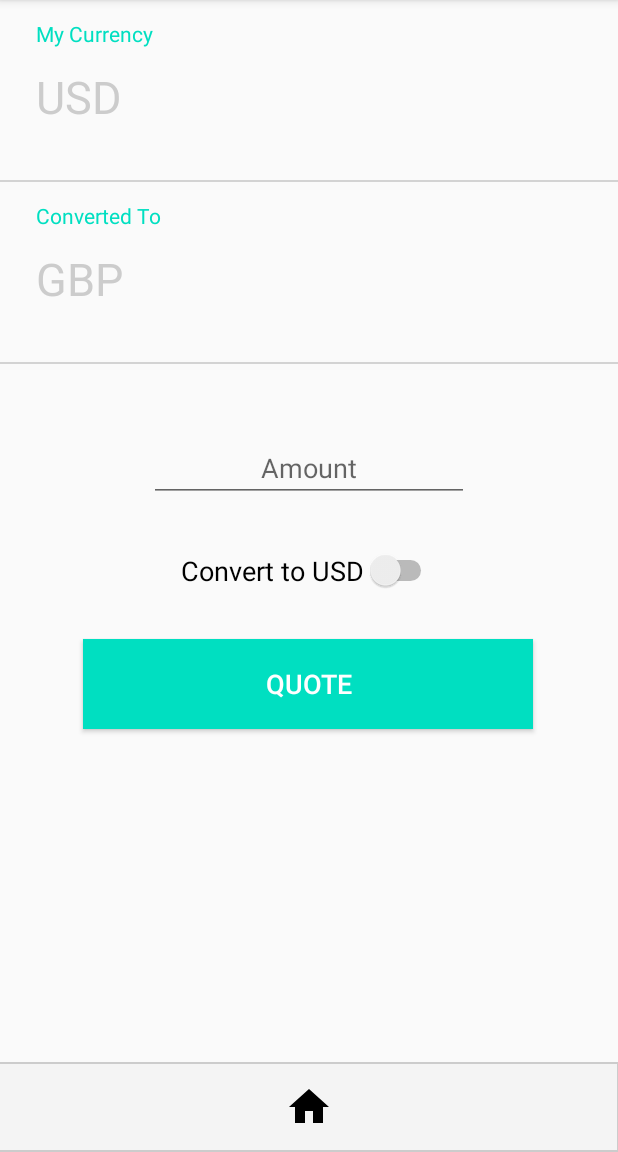
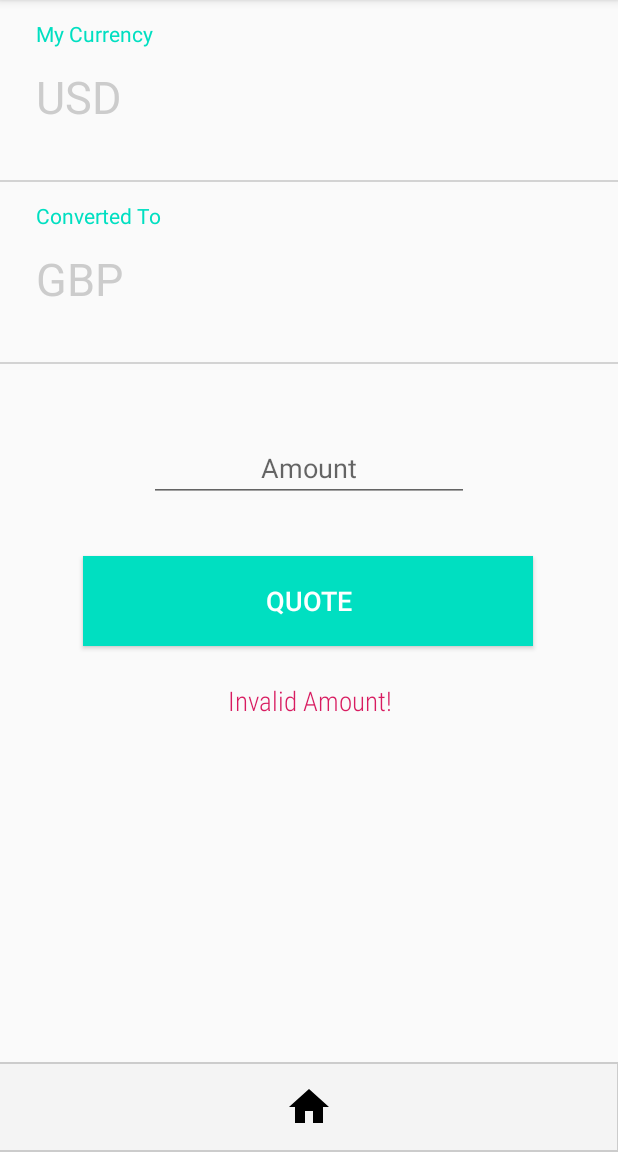
Before and after one commit to tarkowr/Utility-App, an Android app: the fragment CurrencyExchangeAppFragment placed in its activity, after a tap on "QUOTE", on a phone screen of 412 x 824 dp, the part 84-1236 px from its top. Run offline under Robolectric (Android 15) with nearby library versions, the phone set to English and light mode, and no system bars; 3 statements that could not run were skipped.

Commit message:
currency exchange fetch data via api working

```diff
--- a/app/build.gradle
+++ b/app/build.gradle
@@ -30,4 +30,7 @@ dependencies {
     implementation 'com.android.support:appcompat-v7:28.0.0'
     implementation 'androidx.recyclerview:recyclerview:1.1.0'
     implementation 'com.google.android.material:material:1.0.0'
+    implementation 'com.fasterxml.jackson.core:jackson-databind:2.10.0'
+    implementation 'com.fasterxml.jackson.core:jackson-core:2.10.0'
+    implementation 'com.fasterxml.jackson.core:jackson-annotations:2.10.0'
 }
--- a/app/src/main/AndroidManifest.xml
+++ b/app/src/main/AndroidManifest.xml
@@ -1,6 +1,7 @@
 <?xml version="1.0" encoding="utf-8"?>
 <manifest xmlns:android="http://schemas.android.com/apk/res/android"
     package="com.example.utility">
+    <uses-permission android:name="android.permission.INTERNET"/>
 
     <application
         android:allowBackup="true"
--- a/app/src/main/java/com/example/utility/apps/CurrencyExchangeAppFragment.java
+++ b/app/src/main/java/com/example/utility/apps/CurrencyExchangeAppFragment.java
@@ -4,45 +4,70 @@ import androidx.annotation.NonNull;
 import androidx.annotation.Nullable;
 import androidx.fragment.app.Fragment;
 
+import android.os.AsyncTask;
 import android.os.Bundle;
+import android.util.Log;
 import android.view.LayoutInflater;
 import android.view.View;
 import android.view.ViewGroup;
 import android.widget.Button;
 import android.widget.EditText;
-import android.widget.Switch;
+import android.widget.ProgressBar;
 import android.widget.TextView;
 
 import com.example.utility.R;
+import com.example.utility.helpers.HttpHelper;
 import com.example.utility.helpers.JavaUtils;
+import com.example.utility.models.ExchangeRate;
+import com.fasterxml.jackson.databind.ObjectMapper;
 
+import java.io.IOException;
 import java.text.DecimalFormat;
+import java.util.Timer;
+import java.util.TimerTask;
 
 public class CurrencyExchangeAppFragment extends Fragment {
+    private ProgressBar progressBar;
+    private TextView txtStatus;
+    private EditText editAmount;
+    private Button quoteBtn;
 
-    final String usd = "USD";
-    final String gbp = "GBP";
+    private ExchangeRate exchangeRate;
+    private double amount;
+    private double conversionRate;
+    private String currencyTop = "USD";
+    private String currencyBottom = "GBP";
+    private Timer timer;
+    private Boolean useCachedResults;
 
-    boolean usdToGbp = true;
-    double conversionRate = 1.23;
+    private final String API_URL = "https://api.exchangeratesapi.io/latest?base=";
+    private final Integer MAX_DELAY = 1000;
+    private final Integer REFRESH_DELAY = 10000;
 
     @Override
     public void onCreate(Bundle savedInstanceState) {
         super.onCreate(savedInstanceState);
         setRetainInstance(true);
+
+        amount = 0;
+        conversionRate = 0;
+        useCachedResults = false;
     }
 
     @Override
     public View onCreateView(@NonNull LayoutInflater inflater, @Nullable ViewGroup container, @Nullable Bundle savedInstanceState) {
         View view = inflater.inflate(R.layout.fragment_currency_exchange_app, container, false);
 
+        editAmount = view.findViewById(R.id.currencyAmountNum);
+        txtStatus = view.findViewById(R.id.txtStatus);
+
+        quoteBtn = view.findViewById(R.id.quoteBtn);
+        quoteBtn.setOnClickListener(getQuote);
+
+        progressBar = view.findViewById(R.id.progressBarCurrency);
+        progressBar.setVisibility(View.INVISIBLE);
+
         SetUpperLowerCurrencyNames(view);
-
-        Button quote = view.findViewById(R.id.quoteBtn);
-        Switch currencySwitch = view.findViewById(R.id.currencySwitch);
-
-        quote.setOnClickListener(getQuote);
-        currencySwitch.setOnClickListener(switchCurrency);
 
         return view;
     }
@@ -51,80 +76,32 @@ public class CurrencyExchangeAppFragment extends Fragment {
      Quote Button onClick event - Performs input validation
      */
     View.OnClickListener getQuote = new View.OnClickListener() {
-        public void onClick(View view)
+        public void onClick(View view) // use getView() if view is needed in this event
         {
-            view = getView();
-            final EditText amount = view.findViewById(R.id.currencyAmountNum);
-            final Double lowerLimit = 0.0;
+            final Double LOWER_LIMIT = 0.0;
+            final Double UPPER_LIMIT = 1000000000.0;
 
-            double amountDouble;
+            String amountString = JavaUtils.GetWidgetText(editAmount);
+            txtStatus.setText(null);
 
-            String amountString = GetWidgetText(amount);
-
-            if(CheckIfEmptyString(amountString)){
-                JavaUtils.ShowToast(getActivity(), R.string.app_currency_exchange_invalid_amount);
+            if(JavaUtils.CheckIfEmptyString(amountString)){
+                txtStatus.setText(R.string.app_currency_exchange_invalid_amount);
                 return;
             }
 
-            amountDouble = JavaUtils.DoubleTryParse(amountString);
+            amount = JavaUtils.DoubleTryParse(amountString);
 
-            if(amountDouble == 0){
-                JavaUtils.ShowToast(getActivity(), R.string.app_currency_exchange_invalid_amount);
+            if(!JavaUtils.ValidRange(amount, LOWER_LIMIT, UPPER_LIMIT)){
+                txtStatus.setText(R.string.app_currency_exchange_invalid_amount);
                 return;
             }
 
-            if(!ValidAmountLowerRange(amountDouble, lowerLimit)){
-                JavaUtils.ShowToast(getActivity(), R.string.app_currency_exchange_invalid_amount);
-                return;
-            }
+            quoteBtn.setEnabled(false);
+            progressBar.setVisibility(View.VISIBLE);
 
-            DisplayResults(amountDouble, view);
+            new GetExchangeRateAsync().execute();
         }
     };
-
-    /*
-    Switch onClick event - Toggles conversion direction
-     */
-    View.OnClickListener switchCurrency = new View.OnClickListener() {
-        public void onClick(View view){
-            view = getView();
-            usdToGbp = !usdToGbp;
-
-            SetUpperLowerCurrencyNames(view);
-            String currentResult = ((TextView)view.findViewById(R.id.topConverted)).getText().toString();
-
-            if(!CheckIfEmptyString(currentResult)){
-                DisplayResults(JavaUtils.DoubleTryParse(currentResult), view);
-            }
-        }
-    };
-
-    /*
-    Gets the calculated exchange value and displays the results in the UI
-     */
-    private void DisplayResults(double amount, View view){
-        DecimalFormat format = new DecimalFormat("#.##");
-        String topRate, bottomRate, a, b;
-        Double result;
-
-        a = ReadConversion(gbp, usd, conversionRate);
-        b = ReadConversion(usd, gbp, Math.round(1/conversionRate * 100.0)/100.0);
-
-        if(usdToGbp){
-            topRate = b;
-            bottomRate = a;
-        }
-        else{
-            topRate = a;
-            bottomRate = b;
-        }
-
-        result = Convert(usdToGbp, amount);
-
-        SetUpperLowerCurrencies(format.format(amount), format.format(result), view);
-        ((TextView)view.findViewById(R.id.topConversionRate)).setText(topRate);
-        ((TextView)view.findViewById(R.id.bottomConversionRate)).setText(bottomRate);
-    }
 
     /*
     Sets a currency in the top and bottom slots in the UI
@@ -133,14 +110,8 @@ public class CurrencyExchangeAppFragment extends Fragment {
         final TextView topCurrencyName = view.findViewById(R.id.topCurrencyName);
         final TextView bottomCurrencyName = view.findViewById(R.id.bottomCurrencyName);
 
-        if(usdToGbp){
-            topCurrencyName.setText(usd);
-            bottomCurrencyName.setText(gbp);
-        }
-        else{
-            topCurrencyName.setText(gbp);
-            bottomCurrencyName.setText(usd);
-        }
+        topCurrencyName.setText(currencyTop);
+        bottomCurrencyName.setText(currencyBottom);
     }
 
     /*
@@ -155,46 +126,167 @@ public class CurrencyExchangeAppFragment extends Fragment {
     }
 
     /*
-    Determines whether a string is empty
+    Sets the conversation rate values in the UI
      */
-    private boolean CheckIfEmptyString(String str){
-        return str == null || str == "";
+    private void SetUpperLowerConversion(String topConversion, String bottomConversion, View view){
+        TextView topConversionRate = view.findViewById(R.id.topConversionRate);
+        TextView bottomConversionRate = view.findViewById(R.id.bottomConversionRate);
+
+        topConversionRate.setText(topConversion);
+        bottomConversionRate.setText(bottomConversion);
     }
 
     /*
     Converts a currency to another with the conversion rate
      */
-    private double Convert(boolean usdToGbp, double amount){
-        if(usdToGbp){
-            return amount/conversionRate;
-        }
-        else{
-            return amount * conversionRate;
-        }
-    }
-
-    /*
-    Checks if the user's amount input is above a minimum value
-     */
-    private boolean ValidAmountLowerRange(double amount, double lowerRange){
-        return amount > lowerRange;
-    }
-
-    /*
-    Retrieves the text from a EditText widget
-     */
-    private String GetWidgetText(EditText widget){
-        try{
-            return widget.getText().toString();
-        } catch (Exception e){
-            return null;
-        }
+    private double Convert(double amount){
+        return amount * conversionRate;
     }
 
     /*
     Format the conversion rate string
      */
-    public static String ReadConversion(String a, String b, Double rate){
+    private String ReadConversion(String a, String b, Double rate){
         return "1 " + a + " = " + rate + " " + b;
     }
+
+    /*
+    Concatenates the base currency to the API URL as a query parameter
+     */
+    private String formatUrl(String base){
+        return API_URL + base.toUpperCase();
+    }
+
+    /*
+    Using the https://exchangeratesapi.io/ API
+     */
+    private StringBuffer getExchangeRate(String base){
+        StringBuffer httpResults;
+
+        try{
+            HttpHelper httpHelper = new HttpHelper(formatUrl(base));
+            httpResults = httpHelper.Get();
+        }
+        catch (IOException exception){
+            Log.d("ERROR", exception.getMessage());
+            httpResults = null;
+        }
+
+        JavaUtils.pauseUI(JavaUtils.returnRandomInt(MAX_DELAY));
+
+        return httpResults;
+    }
+
+    /*
+    Using Jackson https://mvnrepository.com/artifact/com.fasterxml.jackson.core/jackson-core to parse the json String into a Java Object
+    Referenced https://www.codexpedia.com/java/jackson-parser-example-in-android/ to learn how to convert json to an object
+     */
+    private ExchangeRate parseResults(String json){
+        ObjectMapper mapper = new ObjectMapper();
+
+        try{
+            exchangeRate = mapper.readValue(json, ExchangeRate.class);
+        }
+        catch (Exception ex){
+            Log.d("ERROR", ex.getMessage());
+            exchangeRate = null;
+        }
+
+        return exchangeRate;
+    }
+
+    /*
+    Gets the calculated exchange value and displays the results in the UI
+     */
+    private void DisplayResults(){
+        final View view = getView();
+        final DecimalFormat format = new DecimalFormat("#.##");
+
+        getActivity().runOnUiThread(new Runnable() {
+
+            @Override
+            public void run() {
+                String topRate, bottomRate;
+                Double result;
+
+                conversionRate = exchangeRate.getRateBySymbol(currencyBottom);
+                conversionRate = Math.round(conversionRate * 100.0) / 100.0;
+
+                topRate = ReadConversion(currencyTop, currencyBottom, conversionRate);
+                bottomRate = ReadConversion(currencyBottom, currencyTop, Math.round(1/conversionRate * 100.0)/100.0);
+
+                result = Convert(amount);
+
+                SetUpperLowerCurrencies(format.format(amount), format.format(result), view);
+                SetUpperLowerConversion(topRate, bottomRate, view);
+
+                quoteBtn.setEnabled(true);
+                progressBar.setVisibility(View.INVISIBLE);
+            }
+        });
+    }
+
+    private void DisplayApiError(){
+        getActivity().runOnUiThread(new Runnable() {
+
+            @Override
+            public void run() {
+                txtStatus.setText(R.string.app_currency_exchange_api_error);
+            }
+        });
+    }
+
+    /*
+    Learned how to run asynchronous tasks from https://developer.android.com/reference/android/os/AsyncTask
+     */
+    private class GetExchangeRateAsync extends AsyncTask<String, String, ExchangeRate> {
+
+        @Override
+        protected ExchangeRate doInBackground(String... args) {
+            if(!useCachedResults || exchangeRate.rates.isEmpty()){
+                StringBuffer json = getExchangeRate(currencyTop);
+
+                if(json != null){
+                    exchangeRate = parseResults(json.toString());
+
+                    useCachedResults = true;
+                    timer = new Timer();
+                    timer.schedule(new CustomTimerTask(), REFRESH_DELAY);
+
+                    return exchangeRate;
+                }
+                else{
+                    DisplayApiError();
+                    return null;
+                }
+            }
+            else{
+                return exchangeRate;
+            }
+        }
+
+        @Override
+        protected void onProgressUpdate(String... progress) { }
+
+        @Override
+        protected void onPostExecute(ExchangeRate _exchangeRate) {
+            if(_exchangeRate != null){
+                DisplayResults();
+            }
+            else{
+                DisplayApiError();
+            }
+        }
+    }
+
+    private class CustomTimerTask extends TimerTask {
+
+        @Override
+        public void run() {
+            useCachedResults = false;
+            cancel();
+            timer.cancel();
+            timer.purge();
+        }
+    }
 }
--- a/app/src/main/java/com/example/utility/dataservice/AppDataService.java
+++ b/app/src/main/java/com/example/utility/dataservice/AppDataService.java
@@ -1,7 +1,6 @@
 package com.example.utility.dataservice;
 
 import android.content.Context;
-import android.util.Log;
 
 import com.example.utility.R;
 import com.example.utility.apps.CoinFlipFragment;
--- a/app/src/main/java/com/example/utility/helpers/JavaUtils.java
+++ b/app/src/main/java/com/example/utility/helpers/JavaUtils.java
@@ -1,6 +1,7 @@
 package com.example.utility.helpers;
 
 import android.content.Context;
+import android.widget.EditText;
 import android.widget.Toast;
 
 import com.example.utility.R;
@@ -27,6 +28,20 @@ public class JavaUtils {
 
     public static String FormatActionBarText(String appName, Context context){
         return context.getResources().getString(R.string.app_name) + " - " + appName;
+    }
+
+    /*
+    Determines whether a string is empty
+     */
+    public static boolean CheckIfEmptyString(String str){
+        return str.equals(null) || str.equals("");
+    }
+
+    /*
+    Determines whether a value is within an acceptable range
+     */
+    public static boolean ValidRange(double value, double lower, double upper){
+        return value > lower && value < upper;
     }
 
     /*
@@ -60,4 +75,15 @@ public class JavaUtils {
             return 0;
         }
     }
+
+    /*
+    Retrieves the text from a EditText widget
+     */
+    public static String GetWidgetText(EditText widget){
+        try{
+            return widget.getText().toString();
+        } catch (Exception e){
+            return null;
+        }
+    }
 }
--- a/app/src/main/res/layout/fragment_currency_exchange_app.xml
+++ b/app/src/main/res/layout/fragment_currency_exchange_app.xml
@@ -10,8 +10,10 @@
         android:id="@+id/topConversionLayout"
         android:layout_width="match_parent"
         android:layout_height="120sp"
-        app:layout_constraintTop_toTopOf="parent"
-        tools:layout_editor_absoluteX="74dp">
+        app:layout_constraintEnd_toEndOf="parent"
+        app:layout_constraintHorizontal_bias="0.5"
+        app:layout_constraintStart_toStartOf="parent"
+        app:layout_constraintTop_toTopOf="parent">
 
         <TextView
             android:id="@+id/topCurrencyName"
@@ -70,8 +72,10 @@
         android:layout_width="match_parent"
         android:layout_height="120sp"
         android:layout_marginTop="1dp"
-        app:layout_constraintTop_toBottomOf="@+id/topConversionLayout"
-        tools:layout_editor_absoluteX="-16dp">
+        app:layout_constraintEnd_toEndOf="parent"
+        app:layout_constraintHorizontal_bias="0.5"
+        app:layout_constraintStart_toStartOf="parent"
+        app:layout_constraintTop_toBottomOf="@+id/topConversionLayout">
 
         <TextView
             android:id="@+id/convertedToTxt"
@@ -130,7 +134,7 @@
         android:id="@+id/quoteBtn"
         android:layout_width="300sp"
         android:layout_height="60sp"
-        android:layout_marginTop="32dp"
+        android:layout_marginTop="36dp"
         android:background="@color/colorPrimary"
         android:text="@string/app_currency_exchange_quote_text"
         android:textColor="#FFFFFF"
@@ -138,7 +142,7 @@
         app:layout_constraintEnd_toEndOf="parent"
         app:layout_constraintHorizontal_bias="0.495"
         app:layout_constraintStart_toStartOf="parent"
-        app:layout_constraintTop_toBottomOf="@+id/currencySwitch" />
+        app:layout_constraintTop_toBottomOf="@+id/currencyAmountNum" />
 
     <EditText
         android:id="@+id/currencyAmountNum"
@@ -155,16 +159,33 @@
         app:layout_constraintStart_toStartOf="parent"
         app:layout_constraintTop_toBottomOf="@+id/bottomConversionLayout" />
 
-    <Switch
-        android:id="@+id/currencySwitch"
-        android:layout_width="wrap_content"
+    <TextView
+        android:id="@+id/txtStatus"
+        android:layout_width="0dp"
         android:layout_height="wrap_content"
-        android:layout_marginTop="32dp"
-        android:text="@string/app_currency_exchange_convert_switch"
+        android:layout_marginLeft="16dp"
+        android:layout_marginTop="24dp"
+        android:layout_marginRight="16dp"
+        android:fontFamily="sans-serif-condensed-light"
+        android:gravity="center_horizontal"
+        android:textColor="@color/colorAccent"
         android:textSize="18sp"
         app:layout_constraintEnd_toEndOf="parent"
         app:layout_constraintHorizontal_bias="0.5"
         app:layout_constraintStart_toStartOf="parent"
-        app:layout_constraintTop_toBottomOf="@+id/currencyAmountNum" />
+        app:layout_constraintTop_toBottomOf="@+id/quoteBtn" />
+
+    <ProgressBar
+        android:id="@+id/progressBarCurrency"
+        android:layout_width="60dp"
+        android:layout_height="60dp"
+        android:layout_gravity="center_horizontal"
+        android:layout_marginTop="16dp"
+        android:indeterminateTint="@color/colorPrimary"
+        android:visibility="visible"
+        app:layout_constraintEnd_toEndOf="parent"
+        app:layout_constraintHorizontal_bias="0.5"
+        app:layout_constraintStart_toStartOf="parent"
+        app:layout_constraintTop_toBottomOf="@+id/txtStatus" />
 
 </androidx.constraintlayout.widget.ConstraintLayout>
--- a/app/src/main/res/values/strings.xml
+++ b/app/src/main/res/values/strings.xml
@@ -28,6 +28,7 @@
     <!--Currency Exchange App-->
     <string name="app_currency_exchange">Currency Exchange</string>
     <string name="app_currency_exchange_invalid_amount">Invalid Amount!</string>
+    <string name="app_currency_exchange_api_error">Unable to Retrieve Exchange Rate Data!</string>
     <string name="app_currency_exchange_my_currency">My Currency</string>
     <string name="app_currency_exchange_converted_to">Converted To</string>
     <string name="app_currency_exchange_amount_hint">Amount</string>
```
Also changed, not shown: app/src/main/java/com/example/utility/helpers/HttpHelper.java (added, +36 -0 lines), app/src/main/java/com/example/utility/models/ExchangeRate.java (added, +30 -0 lines).
